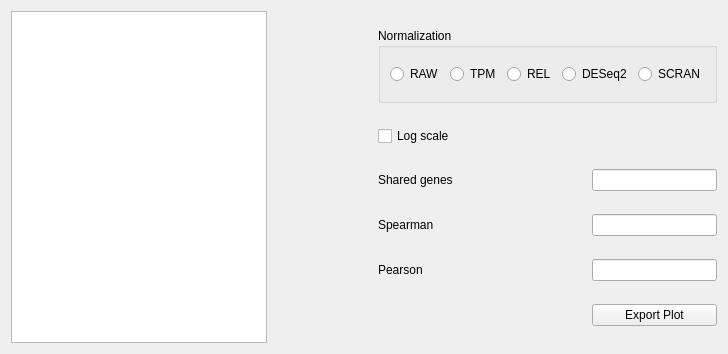
Above: assets/ui/AnalysisCorrelation.ui from jfnavarro/st_viewer before the change. Below: the same form after it.
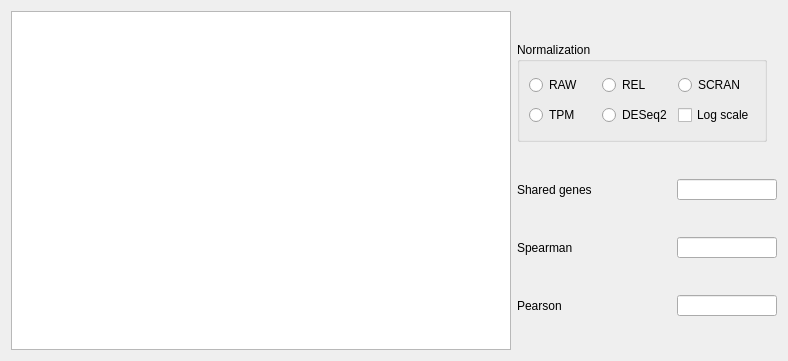
That is the form after the change. Custom widgets are drawn as their Qt base class.

Commit message: Correlation and QC working, implementing clustering now

```diff
--- a/assets/ui/AnalysisCorrelation.ui
+++ b/assets/ui/AnalysisCorrelation.ui
@@ -6,8 +6,8 @@
    <rect>
     <x>0</x>
     <y>0</y>
-    <width>728</width>
-    <height>354</height>
+    <width>788</width>
+    <height>361</height>
    </rect>
   </property>
   <property name="windowTitle">
@@ -17,50 +17,20 @@
    <item>
     <layout class="QHBoxLayout" name="horizontalLayout_2">
      <item>
-      <widget class="QtCharts::QChartView" name="plot"/>
-     </item>
-     <item>
-      <spacer name="horizontalSpacer_2">
-       <property name="orientation">
-        <enum>Qt::Horizontal</enum>
-       </property>
-       <property name="sizeHint" stdset="0">
+      <widget class="QtCharts::QChartView" name="plot">
+       <property name="minimumSize">
         <size>
-         <width>40</width>
-         <height>20</height>
+         <width>500</width>
+         <height>300</height>
         </size>
        </property>
-      </spacer>
+      </widget>
      </item>
      <item>
       <layout class="QGridLayout" name="gridLayout">
-       <item row="1" column="0">
-        <widget class="QCheckBox" name="logScale">
-         <property name="text">
-          <string>Log scale</string>
-         </property>
-        </widget>
-       </item>
-       <item row="4" column="0">
-        <widget class="QLabel" name="label_3">
-         <property name="text">
-          <string>Pearson</string>
-         </property>
-        </widget>
-       </item>
-       <item row="2" column="1">
-        <spacer name="horizontalSpacer">
-         <property name="orientation">
-          <enum>Qt::Horizontal</enum>
-         </property>
-         <property name="sizeHint" stdset="0">
-          <size>
-           <width>40</width>
-           <height>20</height>
-          </size>
-         </property>
-        </spacer>
-       </item>
+       <property name="sizeConstraint">
+        <enum>QLayout::SetFixedSize</enum>
+       </property>
        <item row="2" column="0">
         <widget class="QLabel" name="label">
          <property name="text">
@@ -68,6 +38,44 @@
          </property>
         </widget>
        </item>
+       <item row="4" column="0">
+        <widget class="QLabel" name="label_3">
+         <property name="text">
+          <string>Pearson</string>
+         </property>
+        </widget>
+       </item>
+       <item row="4" column="1">
+        <widget class="QLineEdit" name="pearson">
+         <property name="minimumSize">
+          <size>
+           <width>100</width>
+           <height>21</height>
+          </size>
+         </property>
+         <property name="maximumSize">
+          <size>
+           <width>100</width>
+           <height>21</height>
+          </size>
+         </property>
+         <property name="mouseTracking">
+          <bool>false</bool>
+         </property>
+         <property name="acceptDrops">
+          <bool>false</bool>
+         </property>
+         <property name="toolTip">
+          <string>Pearson correlation value</string>
+         </property>
+         <property name="statusTip">
+          <string>Pearson correlation value</string>
+         </property>
+         <property name="readOnly">
+          <bool>true</bool>
+         </property>
+        </widget>
+       </item>
        <item row="3" column="0">
         <widget class="QLabel" name="label_2">
          <property name="text">
@@ -75,27 +83,20 @@
          </property>
         </widget>
        </item>
-       <item row="2" column="2">
-        <widget class="QLineEdit" name="sharedGenes">
-         <property name="mouseTracking">
-          <bool>false</bool>
-         </property>
-         <property name="acceptDrops">
-          <bool>false</bool>
-         </property>
-         <property name="toolTip">
-          <string>Number of genes shared between selections</string>
-         </property>
-         <property name="statusTip">
-          <string>Number of genes shared between selections</string>
-         </property>
-         <property name="readOnly">
-          <bool>true</bool>
-         </property>
-        </widget>
-       </item>
-       <item row="3" column="2">
+       <item row="3" column="1">
         <widget class="QLineEdit" name="spearman">
+         <property name="minimumSize">
+          <size>
+           <width>100</width>
+           <height>21</height>
+          </size>
+         </property>
+         <property name="maximumSize">
+          <size>
+           <width>100</width>
+           <height>21</height>
+          </size>
+         </property>
          <property name="mouseTracking">
           <bool>false</bool>
          </property>
@@ -113,31 +114,18 @@
          </property>
         </widget>
        </item>
-       <item row="4" column="2">
-        <widget class="QLineEdit" name="pearson">
-         <property name="mouseTracking">
-          <bool>false</bool>
-         </property>
-         <property name="acceptDrops">
-          <bool>false</bool>
-         </property>
-         <property name="toolTip">
-          <string>Pearson correlation value</string>
-         </property>
-         <property name="statusTip">
-          <string>Pearson correlation value</string>
-         </property>
-         <property name="readOnly">
-          <bool>true</bool>
-         </property>
-        </widget>
-       </item>
-       <item row="0" column="0" colspan="3">
+       <item row="0" column="0" colspan="2">
         <widget class="QGroupBox" name="groupBoxNormalization">
+         <property name="minimumSize">
+          <size>
+           <width>250</width>
+           <height>100</height>
+          </size>
+         </property>
          <property name="maximumSize">
           <size>
-           <width>16777215</width>
-           <height>75</height>
+           <width>250</width>
+           <height>100</height>
           </size>
          </property>
          <property name="cursor">
@@ -161,49 +149,71 @@
          <property name="checkable">
           <bool>false</bool>
          </property>
-         <layout class="QHBoxLayout" name="horizontalLayout">
-          <item>
+         <layout class="QGridLayout" name="gridLayout_2">
+          <item row="0" column="0">
            <widget class="QRadioButton" name="normalization_raw">
             <property name="text">
              <string>RAW</string>
             </property>
            </widget>
           </item>
-          <item>
-           <widget class="QRadioButton" name="normalization_tpm">
-            <property name="text">
-             <string>TPM</string>
-            </property>
-           </widget>
-          </item>
-          <item>
+          <item row="0" column="1">
            <widget class="QRadioButton" name="normalization_rel">
             <property name="text">
              <string>REL</string>
             </property>
            </widget>
           </item>
-          <item>
-           <widget class="QRadioButton" name="normalization_deseq">
-            <property name="text">
-             <string>DESeq2</string>
-            </property>
-           </widget>
-          </item>
-          <item>
+          <item row="0" column="2">
            <widget class="QRadioButton" name="normalization_scran">
             <property name="text">
              <string>SCRAN</string>
             </property>
            </widget>
           </item>
+          <item row="1" column="0">
+           <widget class="QRadioButton" name="normalization_tpm">
+            <property name="text">
+             <string>TPM</string>
+            </property>
+           </widget>
+          </item>
+          <item row="1" column="1">
+           <widget class="QRadioButton" name="normalization_deseq">
+            <property name="text">
+             <string>DESeq2</string>
+            </property>
+           </widget>
+          </item>
+          <item row="1" column="2">
+           <widget class="QCheckBox" name="logScale">
+            <property name="text">
+             <string>Log scale</string>
+            </property>
+           </widget>
+          </item>
          </layout>
         </widget>
        </item>
-       <item row="5" column="2">
-        <widget class="QPushButton" name="exportPlot">
-         <property name="cursor">
-          <cursorShape>PointingHandCursor</cursorShape>
+       <item row="2" column="1">
+        <widget class="QLineEdit" name="sharedGenes">
+         <property name="minimumSize">
+          <size>
+           <width>100</width>
+           <height>21</height>
+          </size>
+         </property>
+         <property name="maximumSize">
+          <size>
+           <width>100</width>
+           <height>21</height>
+          </size>
+         </property>
+         <property name="mouseTracking">
+          <bool>false</bool>
+         </property>
+         <property name="acceptDrops">
+          <bool>false</bool>
          </property>
          <property name="toolTip">
           <string>Export the correlation plot to a file</string>
@@ -211,8 +221,8 @@
          <property name="statusTip">
           <string>Export the correlation plot to a file</string>
          </property>
-         <property name="text">
-          <string>Export Plot</string>
+         <property name="readOnly">
+          <bool>true</bool>
          </property>
         </widget>
        </item>
```
Left out of the diff: 4 changed lines with no effect on the pictures. The commit also changes 29 other files.
